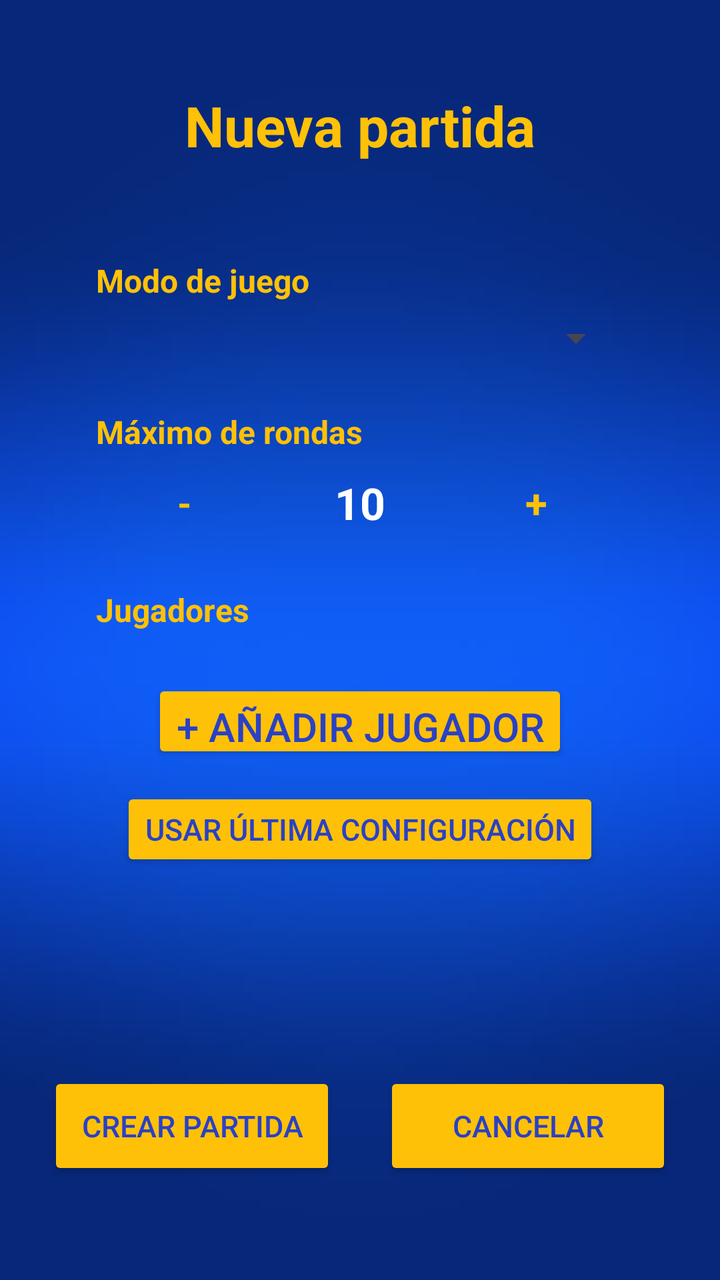
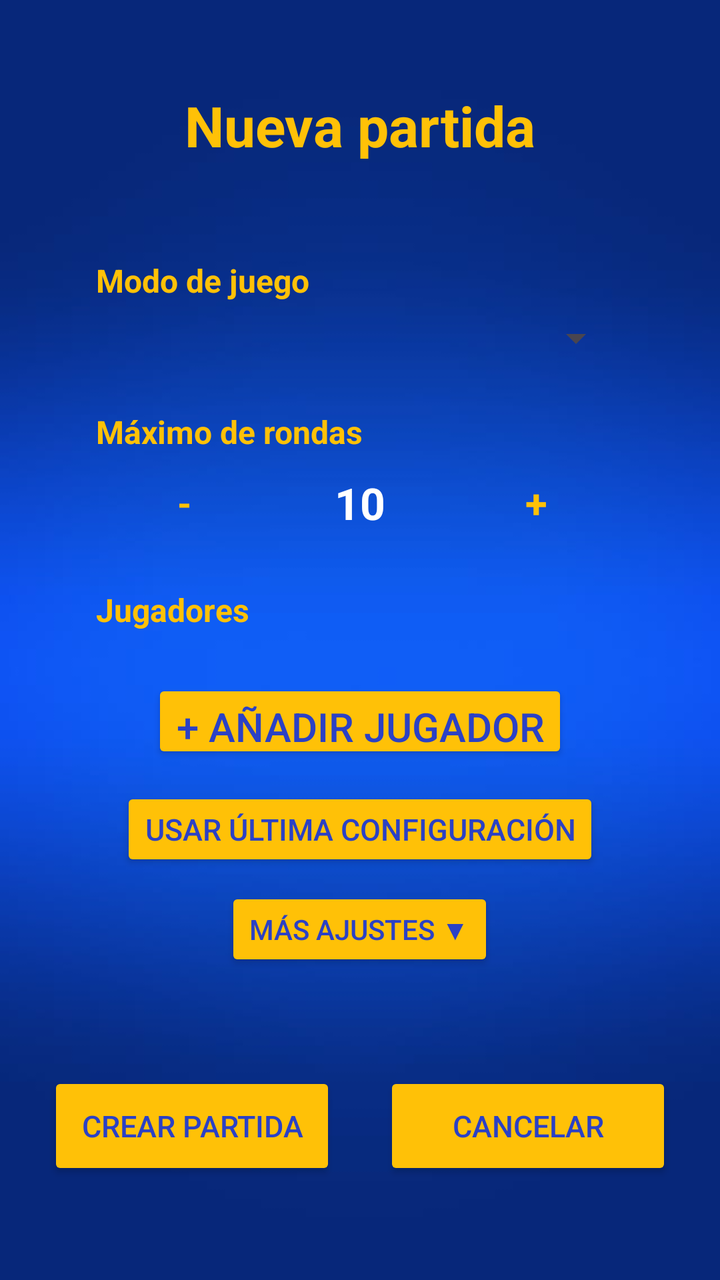

Two renders of the same Android screen: before a commit and after it. Below are the layout's source before the change and the commit's diff.
<!-- AndroidManifest.xml: application theme Theme.JuegosDeDardos -->
<!-- res/layout/activity_nueva_partida.xml -->
<?xml version="1.0" encoding="utf-8"?>
<androidx.constraintlayout.widget.ConstraintLayout
    xmlns:android="http://schemas.android.com/apk/res/android"
    xmlns:app="http://schemas.android.com/apk/res-auto"
    xmlns:tools="http://schemas.android.com/tools"
    android:id="@+id/mainNuevaPartida"
    android:layout_width="match_parent"
    android:layout_height="match_parent"
    android:background="@drawable/fondo"
    tools:context="activities.ConfigurarNuevaPartidaActivity">

    <TextView
        android:id="@+id/txtTituloNuevaPartida"
        android:layout_width="wrap_content"
        android:layout_height="wrap_content"
        android:layout_marginTop="44dp"
        android:text="Nueva partida"
        android:textColor="@color/gold"
        android:textSize="28sp"
        android:textStyle="bold"
        app:layout_constraintEnd_toEndOf="parent"
        app:layout_constraintStart_toStartOf="parent"
        app:layout_constraintTop_toTopOf="parent" />

    <LinearLayout
        android:id="@+id/contenedorOpcionesPartida"
        android:layout_width="0dp"
        android:layout_height="wrap_content"
        android:layout_marginStart="24dp"
        android:layout_marginTop="24dp"
        android:layout_marginEnd="24dp"
        android:orientation="vertical"
        android:padding="24dp"
        app:layout_constraintEnd_toEndOf="parent"
        app:layout_constraintStart_toStartOf="parent"
        app:layout_constraintTop_toBottomOf="@id/txtTituloNuevaPartida">

        <TextView
            android:layout_width="match_parent"
            android:layout_height="wrap_content"
            android:text="Modo de juego"
            android:textColor="@color/gold"
            android:textSize="16sp"
            android:textStyle="bold" />

        <Spinner
            android:id="@+id/spnModoJuego"
            android:layout_width="match_parent"
            android:layout_height="wrap_content"
            android:layout_marginTop="6dp" />

        <TextView
            android:layout_width="match_parent"
            android:layout_height="wrap_content"
            android:layout_marginTop="24dp"
            android:text="Máximo de rondas"
            android:textColor="@color/gold"
            android:textSize="16sp"
            android:textStyle="bold" />

        <LinearLayout
            android:id="@+id/contenedorRondas"
            android:layout_width="match_parent"
            android:layout_height="wrap_content"
            android:layout_marginTop="10dp"
            android:gravity="center"
            android:orientation="horizontal">

            <TextView
                android:id="@+id/btnRestarRonda"
                android:layout_width="0dp"
                android:layout_height="wrap_content"
                android:layout_weight="1"
                android:gravity="center"
                android:text="-"
                android:textColor="@color/gold"
                android:textSize="18sp"
                android:textStyle="bold" />

            <TextView
                android:id="@+id/txtMaxRondas"
                android:layout_width="0dp"
                android:layout_height="wrap_content"
                android:layout_weight="1"
                android:gravity="center"
                android:text="10"
                android:textColor="@android:color/white"
                android:textSize="22sp"
                android:textStyle="bold" />

            <TextView
                android:id="@+id/btnSumarRonda"
                android:layout_width="0dp"
                android:layout_height="wrap_content"
                android:layout_weight="1"
                android:gravity="center"
                android:text="+"
                android:textColor="@color/gold"
                android:textSize="20sp"
                android:textStyle="bold" />

        </LinearLayout>

        <TextView
            android:id="@+id/txtTituloJugadores"
            android:layout_width="match_parent"
            android:layout_height="wrap_content"
            android:layout_marginTop="28dp"
            android:text="Jugadores"
            android:textColor="@color/gold"
            android:textSize="16sp"
            android:textStyle="bold" />

        <LinearLayout
            android:id="@+id/contenedorJugadores"
            android:layout_width="match_parent"
            android:layout_height="wrap_content"
            android:layout_marginTop="8dp"
            android:orientation="vertical" />

        <Button
            android:id="@+id/btnAnadirJugador"
            style="@style/BotonPrincipal"
            android:layout_width="wrap_content"
            android:layout_height="42dp"
            android:layout_gravity="center_horizontal"
            android:layout_marginTop="16dp"
            android:text="+ Añadir jugador" />
        <Button
            android:id="@+id/btnUltimaConfiguracion"
            style="@style/BotonPrincipal"
            android:layout_width="wrap_content"
            android:layout_height="42dp"
            android:textSize="15dp"
            android:layout_gravity="center_horizontal"
            android:layout_marginTop="12dp"
            android:text="Usar última configuración" />

    </LinearLayout>

    <Button
        android:id="@+id/btnCrearPartida"
        style="@style/BotonPrincipal"
        android:layout_width="0dp"
        android:layout_height="54dp"
        android:layout_marginStart="24dp"
        android:layout_marginEnd="12dp"
        android:layout_marginBottom="50dp"
        android:text="Crear partida"
        android:textSize="15dp"
        app:layout_constraintBottom_toBottomOf="parent"
        app:layout_constraintEnd_toStartOf="@id/btnCancelarPartida"
        app:layout_constraintStart_toStartOf="parent" />


    <Button
        android:id="@+id/btnCancelarPartida"
        style="@style/BotonPrincipal"
        android:layout_width="0dp"
        android:layout_height="54dp"
        android:layout_marginStart="12dp"
        android:layout_marginEnd="24dp"
        android:layout_marginBottom="50dp"
        android:text="Cancelar"
        android:textSize="15dp"
        app:layout_constraintBottom_toBottomOf="parent"
        app:layout_constraintEnd_toEndOf="parent"
        app:layout_constraintStart_toEndOf="@id/btnCrearPartida" />

</androidx.constraintlayout.widget.ConstraintLayout>
<!-- resources referenced by this layout -->
<resources>
  <color name="gold">#FFC107</color>
  <!-- drawable fondo: jpg bitmap (drawable, 5114 bytes) -->
  <style name="BotonPrincipal">
          <item name="android:backgroundTint">@color/gold</item>
          <item name="android:textColor">@color/blue</item>
          <item name="android:textSize">20sp</item>
      </style>
  <style name="Theme.JuegosDeDardos" parent="Base.Theme.JuegosDeDardos" />
  <color name="blue">#2B41C5</color>
  <style name="Base.Theme.JuegosDeDardos" parent="Theme.Material3.DayNight.NoActionBar">
  
          
          <item name="colorPrimary">@color/blue</item>
  
          
          <item name="android:windowDrawsSystemBarBackgrounds">true</item>
  
          
          <item name="android:statusBarColor">@color/blue</item>
  
          
          <item name="android:navigationBarColor">@color/blue</item>
  
          
          <item name="android:navigationBarDividerColor">@color/blue</item>
  
          
          <item name="android:windowLightStatusBar">false</item>
  
          
          <item name="android:windowLightNavigationBar">false</item>
  
      </style>
</resources>

<!-- the commit's change to res/layout/activity_nueva_partida.xml (unified diff, before → after) -->
@@ -136,6 +136,37 @@
             android:layout_marginTop="12dp"
             android:text="Usar última configuración" />
 
+        <Button
+            android:id="@+id/btnMostrarAjustesAvanzados"
+            style="@style/BotonPrincipal"
+            android:layout_width="wrap_content"
+            android:layout_height="42dp"
+            android:layout_gravity="center_horizontal"
+            android:layout_marginTop="8dp"
+            android:text="Más ajustes ▼"
+            android:textSize="14sp" />
+
+        <LinearLayout
+            android:id="@+id/contenedorAjustesAvanzados"
+            android:layout_width="match_parent"
+            android:layout_height="wrap_content"
+            android:layout_marginTop="12dp"
+            android:orientation="vertical"
+            android:visibility="gone">
+
+            <Switch android:id="@+id/switchCierreDoble" android:layout_width="match_parent"
+                android:layout_height="wrap_content" android:text="Cerrar la partida con un doble"
+                android:textColor="@android:color/white" />
+            <TextView android:id="@+id/txtTituloNumeroDardos" android:layout_width="match_parent"
+                android:layout_height="wrap_content" android:layout_marginTop="12dp"
+                android:text="Dardos por turno" android:textColor="@color/gold" android:textStyle="bold" />
+            <Spinner android:id="@+id/spnNumeroDardos" android:layout_width="match_parent"
+                android:layout_height="wrap_content" />
+            <Switch android:id="@+id/switchOrdenAleatorio" android:layout_width="match_parent"
+                android:layout_height="wrap_content" android:layout_marginTop="12dp"
+                android:text="Orden de jugadores aleatorio" android:textColor="@android:color/white" />
+        </LinearLayout>
+
     </LinearLayout>
 
     <Button
